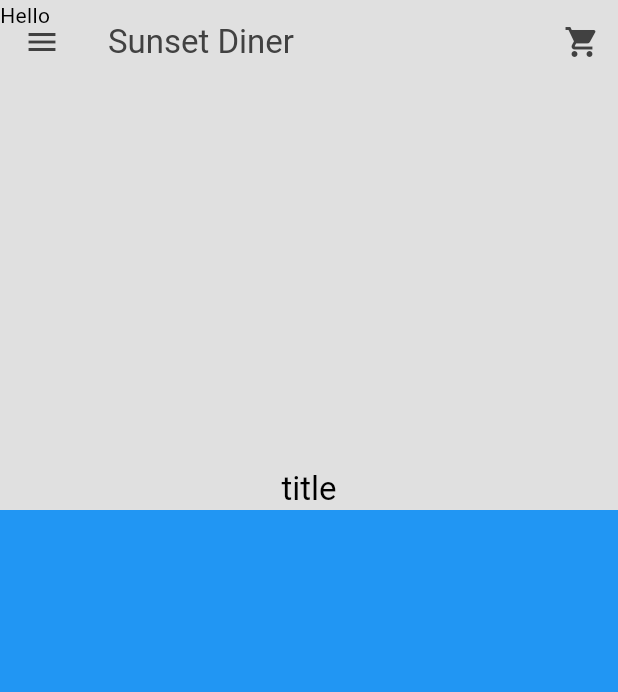
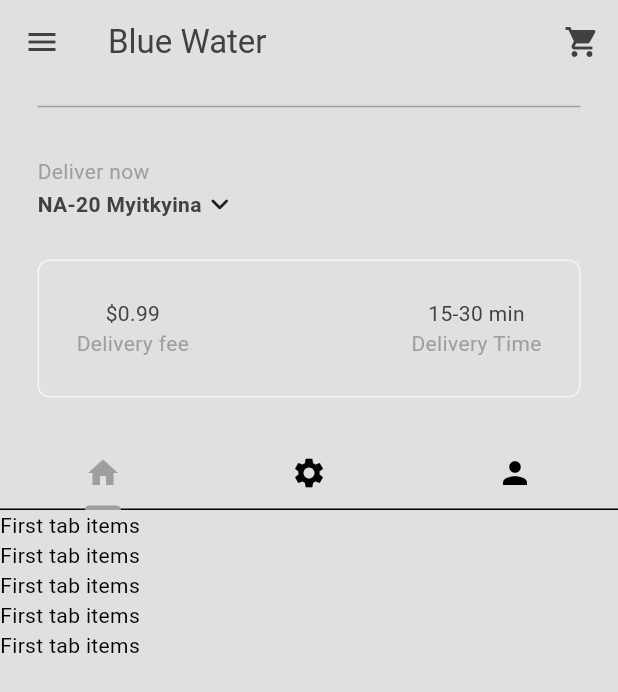
Before and after one commit to R-Htu/deliveryapp, a Flutter app: the screen it shows after launch, after a tap on "Sign In", on a phone screen of 412 x 824 dp. Shown: the top 692 px of the screen. Run offline on Flutter 3.47's test engine with Material 3 defaults, Android fonts, the phone set to English and light mode, and no system bars.

Commit message:
Tab bar added

```diff
--- /dev/null
+++ b/lib/components/my_current_location.dart
@@ -0,0 +1,58 @@
+import 'package:flutter/material.dart';
+
+class MyCurrentLocation extends StatelessWidget {
+  const MyCurrentLocation({super.key});
+  void openLocationSearchBox(BuildContext context) {
+    showDialog(
+        context: context,
+        builder: (context) => AlertDialog(
+              title: Text('Your location'),
+              content: TextField(
+                decoration:
+                    const InputDecoration(hintText: 'Search address...'),
+              ),
+              actions: [
+                MaterialButton(
+                  onPressed: () => Navigator.pop(context),
+                  child: const Text('Cancel'),
+                ),
+                MaterialButton(
+                  onPressed: () => Navigator.pop(context),
+                  child: Text('Save'),
+                )
+              ],
+            ));
+  }
+
+  @override
+  Widget build(BuildContext context) {
+    return Padding(
+      padding: const EdgeInsets.all(25.0),
+      child: Column(
+        crossAxisAlignment: CrossAxisAlignment.start,
+        children: [
+          Text(
+            'Deliver now',
+            style: TextStyle(
+              color: Theme.of(context).colorScheme.primary,
+            ),
+          ),
+          GestureDetector(
+            onTap: () => openLocationSearchBox(context),
+            child: Row(
+              children: [
+                Text(
+                  'NA-20 Myitkyina',
+                  style: TextStyle(
+                      color: Theme.of(context).colorScheme.inversePrimary,
+                      fontWeight: FontWeight.bold),
+                ),
+                Icon(Icons.keyboard_arrow_down_rounded)
+              ],
+            ),
+          )
+        ],
+      ),
+    );
+  }
+}
--- /dev/null
+++ b/lib/components/my_descripton_box.dart
@@ -0,0 +1,54 @@
+import 'package:flutter/material.dart';
+
+class MyDescriptonBox extends StatelessWidget {
+  const MyDescriptonBox({super.key});
+
+  @override
+  Widget build(BuildContext context) {
+    var myPrimaryTextStyle = TextStyle(
+      color: Theme.of(context).colorScheme.inversePrimary,
+    );
+    var mySecondaryTextStyle = TextStyle(
+      color: Theme.of(context).colorScheme.primary,
+    );
+    return Container(
+      decoration: BoxDecoration(
+        border: Border.all(
+          color: Theme.of(context).colorScheme.secondary,
+        ),
+        borderRadius: BorderRadius.circular(8),
+      ),
+      padding: const EdgeInsets.all(25.0),
+      margin: const EdgeInsets.only(left: 25, right: 25, bottom: 25),
+      child: Row(
+        mainAxisAlignment: MainAxisAlignment.spaceBetween,
+        children: [
+          Column(
+            children: [
+              Text(
+                "\$0.99",
+                style: myPrimaryTextStyle,
+              ),
+              Text(
+                'Delivery fee',
+                style: mySecondaryTextStyle,
+              )
+            ],
+          ),
+          Column(
+            children: [
+              Text(
+                "15-30 min",
+                style: myPrimaryTextStyle,
+              ),
+              Text(
+                'Delivery Time',
+                style: mySecondaryTextStyle,
+              )
+            ],
+          ),
+        ],
+      ),
+    );
+  }
+}
--- a/lib/components/my_silver_tile.dart
+++ b/lib/components/my_silver_tile.dart
@@ -15,9 +15,12 @@ class MySilverTile extends StatelessWidget {
       actions: [IconButton(onPressed: () {}, icon: Icon(Icons.shopping_cart))],
       backgroundColor: Theme.of(context).scaffoldBackgroundColor,
       foregroundColor: Theme.of(context).colorScheme.inversePrimary,
-      title: Text('Sunset Diner'),
+      title: Text('Blue Water'),
       flexibleSpace: FlexibleSpaceBar(
-        background: child,
+        background: Padding(
+          padding: const EdgeInsets.only(bottom: 50.0),
+          child: child,
+        ),
         title: title,
         centerTitle: true,
         titlePadding: const EdgeInsets.only(left: 0, right: 0, top: 0),
--- /dev/null
+++ b/lib/components/my_tab_bar.dart
@@ -0,0 +1,23 @@
+import 'package:flutter/material.dart';
+
+class MyTabBar extends StatelessWidget {
+  final TabController tabController;
+  const MyTabBar({super.key, required this.tabController});
+
+  @override
+  Widget build(BuildContext context) {
+    return Container(
+      child: TabBar(controller: tabController, tabs: [
+        Tab(
+          icon: Icon(Icons.home),
+        ),
+        Tab(
+          icon: Icon(Icons.settings),
+        ),
+        Tab(
+          icon: Icon(Icons.person),
+        ),
+      ]),
+    );
+  }
+}
--- /dev/null
+++ b/lib/models/food.dart
@@ -0,0 +1,35 @@
+import 'package:flutter/material.dart';
+
+class Food {
+  final String name;
+  final String description;
+  final String imagePath;
+  final double price;
+  final FoodCategory category;
+  List<Addon> availableAddons;
+
+  Food(
+      {required this.name,
+      required this.description,
+      required this.imagePath,
+      required this.price,
+      required this.availableAddons,
+      required this.category});
+}
+
+//food categories
+enum FoodCategory {
+  burgers,
+  salads,
+  sides,
+  desserts,
+  drinks,
+}
+
+// food addons
+class Addon {
+  String name;
+  double price;
+
+  Addon({required this.name, required this.price});
+}
--- a/lib/pages/home_page.dart
+++ b/lib/pages/home_page.dart
@@ -1,5 +1,8 @@
+import 'package:deliveryapp/components/my_current_location.dart';
+import 'package:deliveryapp/components/my_descripton_box.dart';
 import 'package:deliveryapp/components/my_drawer.dart';
 import 'package:deliveryapp/components/my_silver_tile.dart';
+import 'package:deliveryapp/components/my_tab_bar.dart';
 import 'package:flutter/material.dart';
 
 class HomePage extends StatefulWidget {
@@ -9,21 +12,64 @@ class HomePage extends StatefulWidget {
   State<HomePage> createState() => _HomePageState();
 }
 
-class _HomePageState extends State<HomePage> {
+class _HomePageState extends State<HomePage>
+    with SingleTickerProviderStateMixin {
+  late TabController _tabController;
+
+  @override
+  void initState() {
+    super.initState();
+    _tabController = TabController(length: 3, vsync: this);
+  }
+
+  @override
+  void dispose() {
+    _tabController.dispose();
+    super.dispose();
+  }
+
   @override
   Widget build(BuildContext context) {
     return Scaffold(
-      /*appBar: AppBar(
-        title: Text('Home'),
-        backgroundColor: Theme.of(context).scaffoldBackgroundColor,
-      ),*/
       drawer: MyDrawer(),
       body: NestedScrollView(
-          headerSliverBuilder: (context, innerBoxIsScrolled) =>
-              [MySilverTile(child: Text('Hello'), title: Text('title'))],
-          body: Container(
-            color: Colors.blue,
-          )),
+        headerSliverBuilder: (context, innerBoxIsScrolled) => [
+          MySilverTile(
+              title: MyTabBar(tabController: _tabController),
+              child: Column(
+                mainAxisAlignment: MainAxisAlignment.end,
+                children: [
+                  Divider(
+                    indent: 25,
+                    endIndent: 25,
+                    color: Theme.of(context).colorScheme.primary,
+                  ),
+                  // my current location
+                  MyCurrentLocation(),
+
+                  // description box
+                  MyDescriptonBox(),
+                ],
+              ))
+        ],
+        body: TabBarView(
+          controller: _tabController,
+          children: [
+            ListView.builder(
+              itemCount: 5,
+              itemBuilder: (context, index) => const Text('First tab items'),
+            ),
+            ListView.builder(
+              itemCount: 5,
+              itemBuilder: (context, index) => const Text('Second tab items'),
+            ),
+            ListView.builder(
+              itemCount: 5,
+              itemBuilder: (context, index) => const Text('Third tab items'),
+            ),
+          ],
+        ),
+      ),
     );
   }
 }
```
